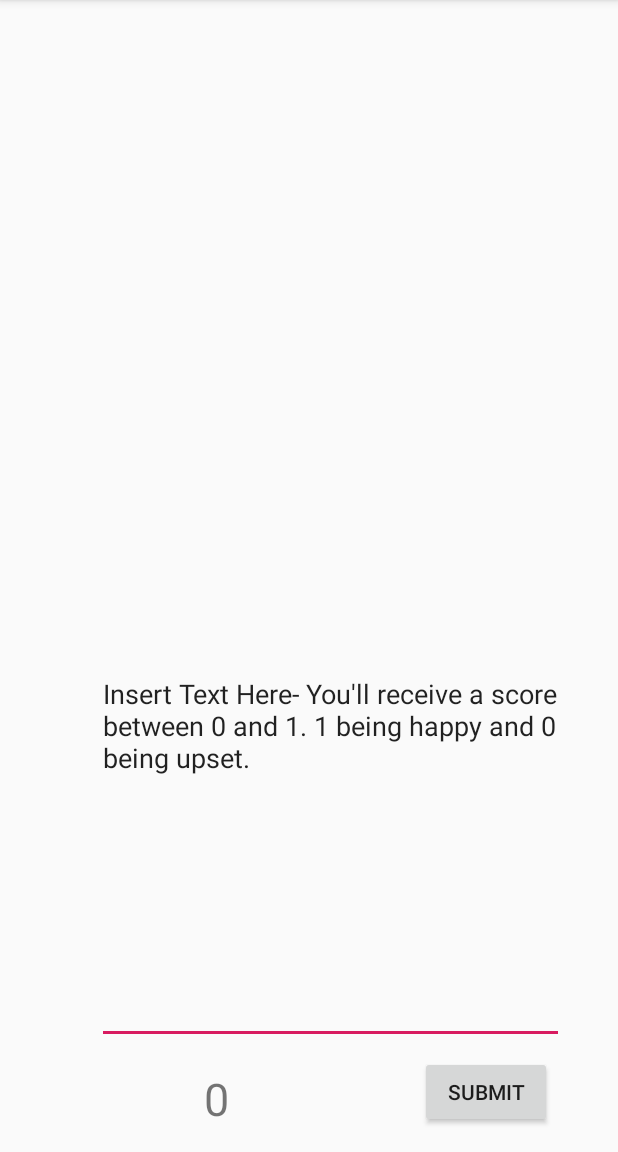
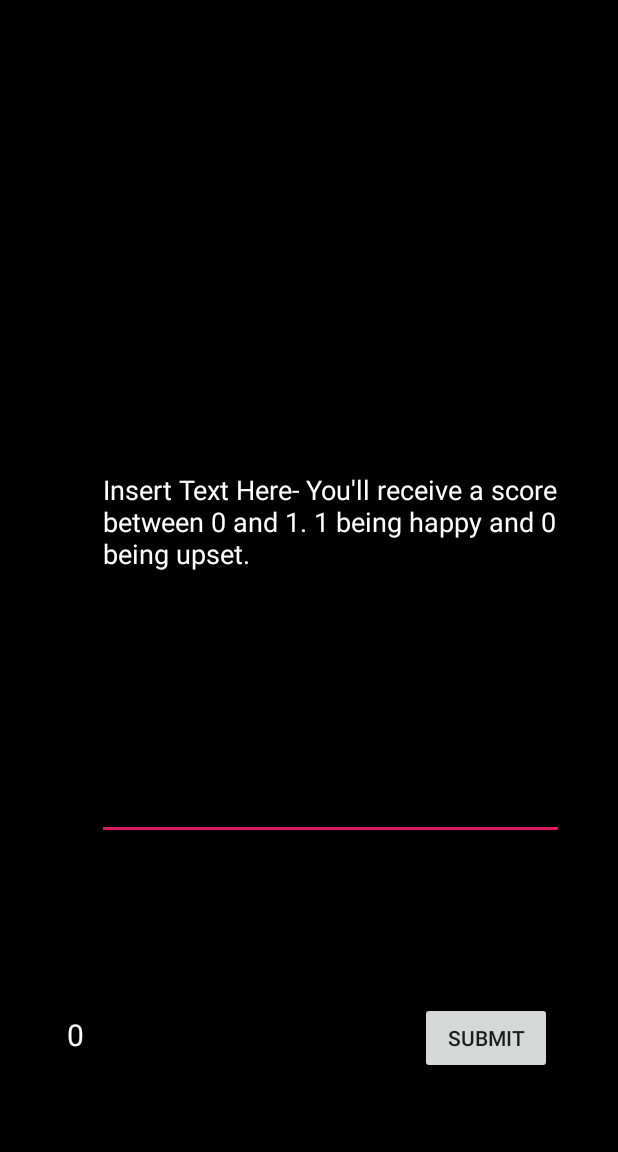
Before and after one commit to salonis3/EmotionApp, an Android app: the screen it shows after launch (TextSentimentActivity), on a phone screen of 412 x 824 dp, the part 84-1236 px from its top. Run offline under Robolectric (Android 15) with nearby library versions, the phone set to English and light mode, and no system bars; our stand-ins replace Volley.

Commit message:
final touches

```diff
--- a/app/src/main/res/layout/activity_text_sentiment.xml
+++ b/app/src/main/res/layout/activity_text_sentiment.xml
@@ -4,8 +4,11 @@
     xmlns:tools="http://schemas.android.com/tools"
     android:layout_width="match_parent"
     android:layout_height="match_parent"
+    android:background="@android:color/black"
+    android:id="@+id/constraintLayout"
     tools:context=".TextSentimentActivity"
     tools:layout_editor_absoluteY="81dp">
+
 
     <EditText
         android:id="@+id/editText"
@@ -13,10 +16,11 @@
         android:layout_height="423dp"
         android:layout_marginEnd="36dp"
         android:layout_marginRight="36dp"
-        android:layout_marginBottom="8dp"
+        android:layout_marginBottom="108dp"
         android:ems="10"
         android:inputType="text|textMultiLine"
         android:text="Insert Text Here- You'll receive a score between 0 and 1. 1 being happy and 0 being upset."
+        android:textColor="@android:color/white"
         app:layout_constraintBottom_toTopOf="@+id/submitButton"
         app:layout_constraintEnd_toEndOf="parent" />
 
@@ -25,26 +29,29 @@
         android:layout_width="wrap_content"
         android:layout_height="wrap_content"
         android:layout_marginLeft="280dp"
-        android:layout_marginBottom="16dp"
+        android:layout_marginBottom="52dp"
+        android:onClick="onClick"
         android:text="Submit"
-        android:onClick="onClick"
         app:layout_constraintBottom_toBottomOf="parent"
         app:layout_constraintLeft_toLeftOf="parent" />
 
     <TextView
         android:id="@+id/sentiment"
-        android:layout_width="wrap_content"
-        android:layout_height="60dp"
+        android:layout_width="227dp"
+        android:layout_height="49dp"
         android:layout_marginStart="16dp"
         android:layout_marginLeft="16dp"
-        android:layout_marginTop="16dp"
+        android:layout_marginTop="116dp"
         android:layout_marginEnd="8dp"
         android:layout_marginRight="8dp"
         android:text="0"
+        android:textColor="@android:color/white"
         android:textColorLink="@color/colorAccent"
-        android:textSize="30sp"
+        android:textSize="20dp"
         app:layout_constraintEnd_toStartOf="@+id/submitButton"
+        app:layout_constraintHorizontal_bias="1.0"
         app:layout_constraintStart_toStartOf="parent"
         app:layout_constraintTop_toBottomOf="@+id/editText" />
 
+
 </android.support.constraint.ConstraintLayout>
```
